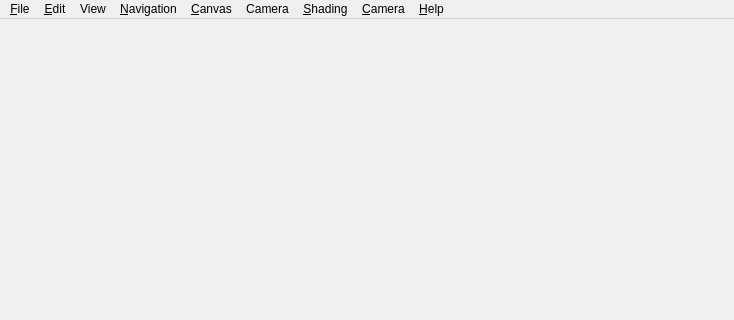
Old version of the form libs/gui/viewer.ui in the repository xchrdw/cgsee; both pictures show x 0 to 734 and y 0 to 320 of the 734 by 541 pixel window.
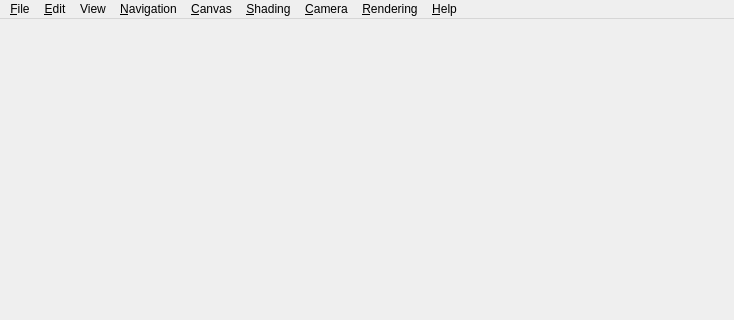
New version of the form.

Commit message: ref #123 cameras/rendering merged. Having some state problems...

Diff of the .ui file:
```diff
--- a/libs/gui/viewer.ui
+++ b/libs/gui/viewer.ui
@@ -178,9 +178,9 @@
     <addaction name="toggleExplorer"/>
     <addaction name="toggleFullscreen"/>   
    </widget>
-   <widget class="QMenu" name="menuCamera">
+   <widget class="QMenu" name="renderingMenu">
     <property name="title">
-     <string>Camera</string>
+     <string>&amp;Rendering</string>
     </property>
     <addaction name="rasterizingCameraAction"/>
     <addaction name="pathtracerAction"/>
@@ -190,9 +190,9 @@
    <addaction name="menuView"/>
    <addaction name="navigationMenu"/>
    <addaction name="canvasMenu"/>
-   <addaction name="menuCamera"/>
    <addaction name="shadingMenu"/>
    <addaction name="cameraMenu"/>
+   <addaction name="renderingMenu"/>
    <addaction name="helpMenu"/>
   </widget>
   <widget class="QStatusBar" name="statusbar"/>
```
Left out of the diff: 21 changed lines with no effect on the pictures. The commit also changes 30 other files.
